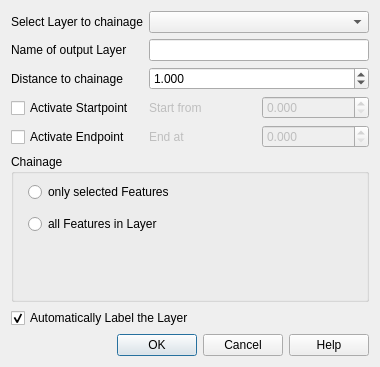
mach0/qchainage, file ui_qchainage.ui: the form before one commit.
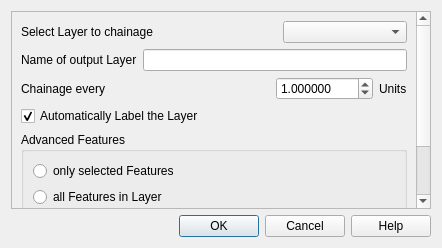
The form after the commit. Custom widgets are drawn as their Qt base class.

What changed in the file:
```diff
--- a/ui_qchainage.ui
+++ b/ui_qchainage.ui
@@ -9,8 +9,8 @@
    <rect>
     <x>0</x>
     <y>0</y>
-    <width>380</width>
-    <height>367</height>
+    <width>442</width>
+    <height>248</height>
    </rect>
   </property>
   <property name="minimumSize">
@@ -24,13 +24,45 @@
   </property>
   <layout class="QGridLayout" name="gridLayout">
    <item row="0" column="0">
+    <widget class="QScrollArea" name="scrollArea">
+     <property name="widgetResizable">
+      <bool>true</bool>
+     </property>
+     <widget class="QWidget" name="scrollAreaWidgetContents">
+      <property name="geometry">
+       <rect>
+        <x>0</x>
+        <y>0</y>
+        <width>409</width>
+        <height>345</height>
+       </rect>
+      </property>
+      <layout class="QGridLayout" name="gridLayout_2">
+       <item row="0" column="0">
+        <layout class="QVBoxLayout" name="verticalLayout">
+         <item>
+          <layout class="QHBoxLayout" name="horizontalLayout_5">
+           <item>
     <widget class="QLabel" name="labelSelectLayer">
      <property name="text">
       <string>Select Layer to chainage</string>
      </property>
     </widget>
    </item>
-   <item row="0" column="1">
+           <item>
+            <spacer name="horizontalSpacer">
+             <property name="orientation">
+              <enum>Qt::Horizontal</enum>
+             </property>
+             <property name="sizeHint" stdset="0">
+              <size>
+               <width>40</width>
+               <height>20</height>
+              </size>
+             </property>
+            </spacer>
+           </item>
+           <item>
     <widget class="QComboBox" name="selectLayerComboBox">
      <property name="sizePolicy">
       <sizepolicy hsizetype="MinimumExpanding" vsizetype="Fixed">
@@ -40,47 +72,146 @@
      </property>
     </widget>
    </item>
-   <item row="1" column="0">
+          </layout>
+         </item>
+         <item>
+          <layout class="QHBoxLayout" name="horizontalLayout_4">
+           <item>
     <widget class="QLabel" name="labelLayerName">
      <property name="text">
       <string>Name of output Layer</string>
      </property>
     </widget>
    </item>
-   <item row="1" column="1">
+           <item>
     <widget class="QLineEdit" name="layerNameLine"/>
    </item>
-   <item row="2" column="0">
+          </layout>
+         </item>
+         <item>
+          <layout class="QHBoxLayout" name="horizontalLayout_2">
+           <item>
     <widget class="QLabel" name="labelDistance">
      <property name="text">
-      <string>Distance to chainage</string>
+              <string>Chainage every</string>
      </property>
     </widget>
    </item>
-   <item row="2" column="1">
+           <item>
+            <spacer name="horizontalSpacer_2">
+             <property name="orientation">
+              <enum>Qt::Horizontal</enum>
+             </property>
+             <property name="sizeHint" stdset="0">
+              <size>
+               <width>40</width>
+               <height>20</height>
+              </size>
+             </property>
+            </spacer>
+           </item>
+           <item>
+            <layout class="QHBoxLayout" name="horizontalLayout_3">
+             <item>
     <widget class="QDoubleSpinBox" name="distanceSpinBox">
      <property name="decimals">
-      <number>3</number>
+                <number>6</number>
      </property>
      <property name="maximum">
-      <double>9999.989999999999782</double>
+                <double>9999.999998999999661</double>
      </property>
      <property name="value">
       <double>1.000000000000000</double>
      </property>
     </widget>
    </item>
-   <item row="3" column="0">
+             <item>
+              <widget class="QLabel" name="labelUnit">
+               <property name="text">
+                <string>Units</string>
+               </property>
+              </widget>
+             </item>
+            </layout>
+           </item>
+          </layout>
+         </item>
+         <item>
+          <widget class="QCheckBox" name="autoLabelCheckBox">
+           <property name="enabled">
+            <bool>true</bool>
+           </property>
+           <property name="text">
+            <string>Automatically Label the Layer</string>
+           </property>
+           <property name="checked">
+            <bool>true</bool>
+           </property>
+          </widget>
+         </item>
+        </layout>
+       </item>
+       <item row="2" column="0">
+        <widget class="QgsCollapsibleGroupBox" name="chainageGroupBox">
+         <property name="title">
+          <string>Advanced Features</string>
+         </property>
+         <layout class="QGridLayout" name="gridLayout_3">
+          <item row="0" column="0">
+           <layout class="QVBoxLayout" name="verticalLayout_3">
+            <item>
+             <widget class="QRadioButton" name="selectOnlyRadioButton">
+              <property name="enabled">
+               <bool>true</bool>
+              </property>
+              <property name="text">
+               <string>only selected Features</string>
+              </property>
+              <property name="checkable">
+               <bool>true</bool>
+              </property>
+              <property name="checked">
+               <bool>false</bool>
+              </property>
+             </widget>
+            </item>
+            <item>
+             <widget class="QRadioButton" name="selectAllRadioButton">
+              <property name="enabled">
+               <bool>true</bool>
+              </property>
+              <property name="text">
+               <string>all Features in Layer</string>
+              </property>
+              <property name="checkable">
+               <bool>true</bool>
+              </property>
+             </widget>
+            </item>
+           </layout>
+          </item>
+          <item row="1" column="0">
+           <layout class="QHBoxLayout" name="horizontalLayout">
+            <item>
+             <layout class="QVBoxLayout" name="verticalLayout_6">
+              <item>
     <widget class="QCheckBox" name="checkBoxStartEnd">
      <property name="text">
       <string>Activate Startpoint</string>
      </property>
     </widget>
    </item>
-   <item row="3" column="1" rowspan="2">
-    <layout class="QVBoxLayout" name="verticalLayout">
      <item>
-      <layout class="QHBoxLayout" name="horizontalLayout">
+               <widget class="QCheckBox" name="checkBoxStartEnd_2">
+                <property name="text">
+                 <string>Activate Endpoint</string>
+                </property>
+               </widget>
+              </item>
+             </layout>
+            </item>
+            <item>
+             <layout class="QVBoxLayout" name="verticalLayout_4">
        <item>
         <widget class="QLabel" name="labelStart">
          <property name="enabled">
@@ -92,23 +223,6 @@
         </widget>
        </item>
        <item>
-        <widget class="QDoubleSpinBox" name="startpointSpinBox">
-         <property name="enabled">
-          <bool>false</bool>
-         </property>
-         <property name="decimals">
-          <number>3</number>
-         </property>
-         <property name="maximum">
-          <double>9999.989999999999782</double>
-         </property>
-        </widget>
-       </item>
-      </layout>
-     </item>
-     <item>
-      <layout class="QHBoxLayout" name="horizontalLayout_2">
-       <item>
         <widget class="QLabel" name="labelEnd">
          <property name="enabled">
           <bool>false</bool>
@@ -118,6 +232,23 @@
          </property>
         </widget>
        </item>
+             </layout>
+            </item>
+            <item>
+             <layout class="QVBoxLayout" name="verticalLayout_2">
+              <item>
+               <widget class="QDoubleSpinBox" name="startpointSpinBox">
+                <property name="enabled">
+                 <bool>false</bool>
+                </property>
+                <property name="decimals">
+                 <number>3</number>
+                </property>
+                <property name="maximum">
+                 <double>9999.989999999999782</double>
+                </property>
+               </widget>
+              </item>
        <item>
         <widget class="QDoubleSpinBox" name="endpointSpinBox">
          <property name="enabled">
@@ -135,75 +266,14 @@
      </item>
     </layout>
    </item>
-   <item row="4" column="0">
-    <widget class="QCheckBox" name="checkBoxStartEnd_2">
-     <property name="text">
-      <string>Activate Endpoint</string>
-     </property>
-    </widget>
-   </item>
-   <item row="5" column="0" colspan="2">
-    <widget class="QGroupBox" name="chainageGroupBox">
-     <property name="title">
-      <string>Chainage</string>
-     </property>
-     <widget class="QRadioButton" name="selectAllRadioButton">
-      <property name="enabled">
-       <bool>true</bool>
-      </property>
-      <property name="geometry">
-       <rect>
-        <x>17</x>
-        <y>57</y>
-        <width>173</width>
-        <height>26</height>
-       </rect>
-      </property>
-      <property name="text">
-       <string>all Features in Layer</string>
-      </property>
-      <property name="checkable">
-       <bool>true</bool>
-      </property>
+         </layout>
+        </widget>
+       </item>
+      </layout>
      </widget>
-     <widget class="QRadioButton" name="selectOnlyRadioButton">
-      <property name="enabled">
-       <bool>true</bool>
-      </property>
-      <property name="geometry">
-       <rect>
-        <x>17</x>
-        <y>25</y>
-        <width>178</width>
-        <height>26</height>
-       </rect>
-      </property>
-      <property name="text">
-       <string>only selected Features</string>
-      </property>
-      <property name="checkable">
-       <bool>true</bool>
-      </property>
-      <property name="checked">
-       <bool>false</bool>
-      </property>
-     </widget>
-    </widget>
+    </widget>
    </item>
-   <item row="6" column="0" colspan="2">
-    <widget class="QCheckBox" name="autoLabelCheckBox">
-     <property name="enabled">
-      <bool>true</bool>
-     </property>
-     <property name="text">
-      <string>Automatically Label the Layer</string>
-     </property>
-     <property name="checked">
-      <bool>true</bool>
-     </property>
-    </widget>
-   </item>
-   <item row="7" column="0" colspan="2">
+   <item row="2" column="0">
     <widget class="QDialogButtonBox" name="buttonBox">
      <property name="orientation">
       <enum>Qt::Horizontal</enum>
@@ -215,6 +285,14 @@
    </item>
   </layout>
  </widget>
+ <customwidgets>
+  <customwidget>
+   <class>QgsCollapsibleGroupBox</class>
+   <extends>QGroupBox</extends>
+   <header>qgis.gui</header>
+   <container>1</container>
+  </customwidget>
+ </customwidgets>
  <resources/>
  <connections>
   <connection>
```
Left out of the diff: 112 changed lines with no effect on the pictures. Lines whose indentation alone changed are shown as unchanged.
